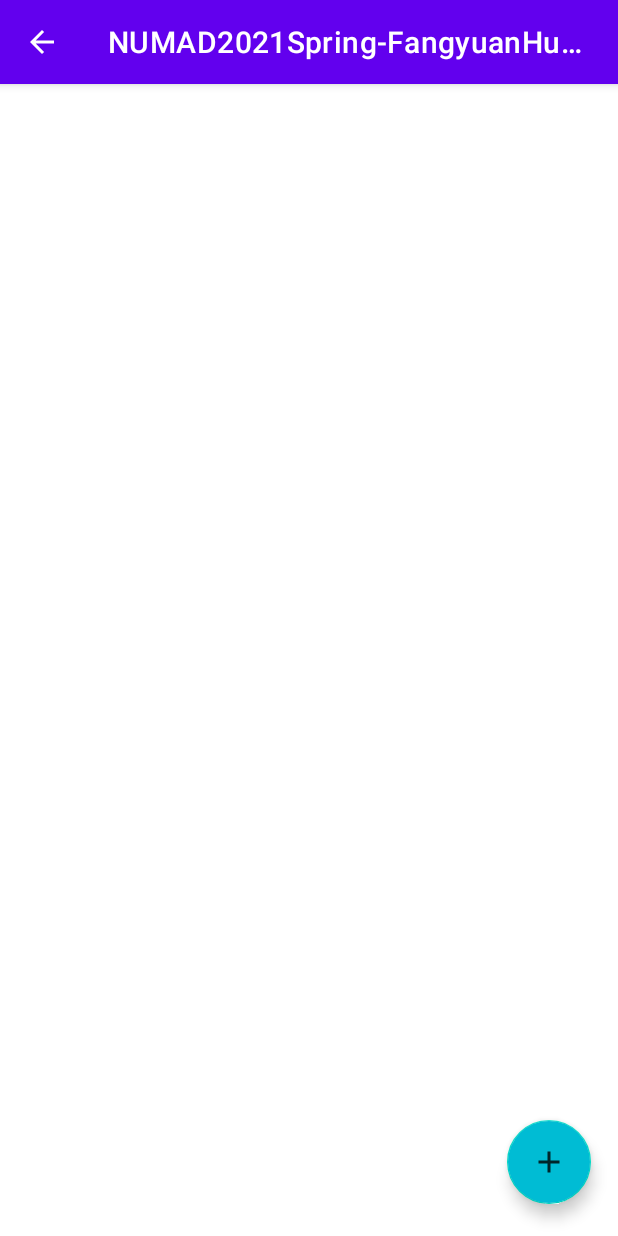
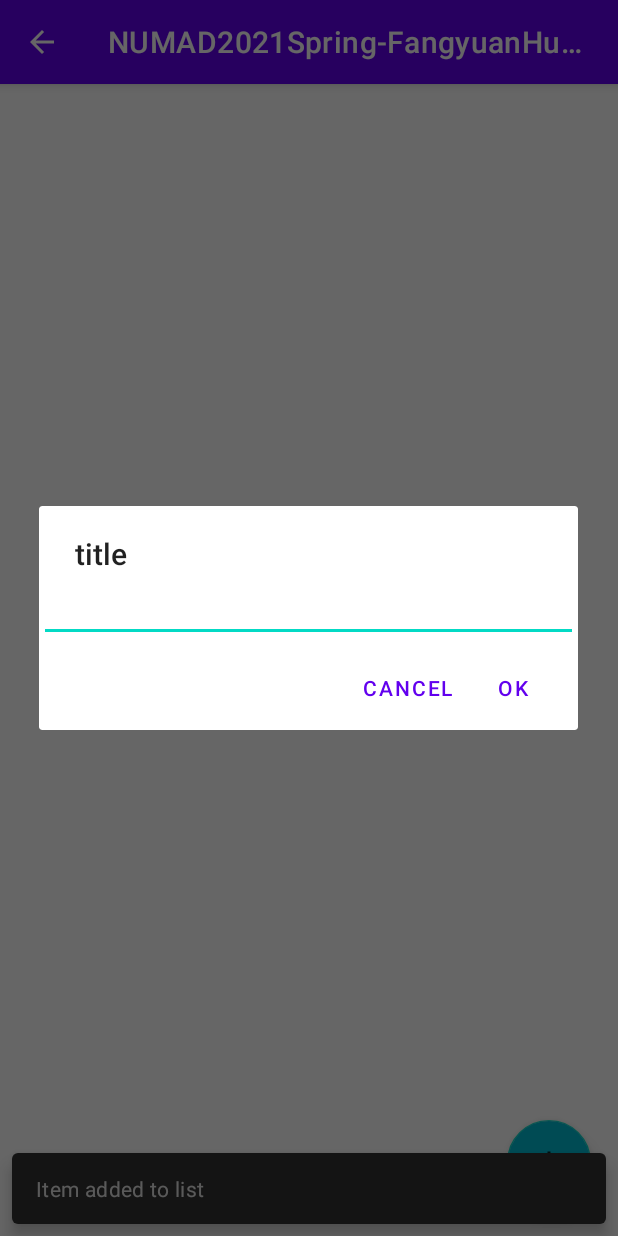
Before and after one commit to tobyatgithub/cs5520MobileAppDesign, an Android app: the LinkCollector screen opened directly, with no data from a screen before it, after a tap on an icon or button, on a phone screen of 412 x 824 dp. Run offline under Robolectric (Android 15) with nearby library versions, the light colour scheme and no system bars.

Commit message:
save point. need to replace ListView by RecycleView.

```diff
--- a/NUMAD2021Spring-FangyuanHuang/app/src/main/java/edu/neu/madcourse/numad2021spring_fangyuanhuang/LinkCollector.java
+++ b/NUMAD2021Spring-FangyuanHuang/app/src/main/java/edu/neu/madcourse/numad2021spring_fangyuanhuang/LinkCollector.java
@@ -1,17 +1,43 @@
 package edu.neu.madcourse.numad2021spring_fangyuanhuang;
 
+import android.app.AlertDialog;
+import android.content.DialogInterface;
 import android.os.Bundle;
 import android.os.PersistableBundle;
+import android.text.InputType;
 import android.view.View;
+import android.widget.ArrayAdapter;
+import android.widget.EditText;
+import android.widget.ListView;
 import android.widget.Toast;
 
 import androidx.annotation.Nullable;
 import androidx.appcompat.app.AppCompatActivity;
 
 import com.google.android.material.floatingactionbutton.FloatingActionButton;
+import com.google.android.material.snackbar.Snackbar;
+
+import java.text.SimpleDateFormat;
+import java.util.ArrayList;
+import java.util.Date;
+import java.util.Locale;
 
 public class LinkCollector extends AppCompatActivity {
+    ArrayList<String> listItems = new ArrayList<String>();
+    ArrayAdapter<String> adapter;
+    private ListView myListView;
     private FloatingActionButton fab;
+    private String m_Text = "";
+
+    @Override
+    protected void onStart() {
+        super.onStart();
+        myListView = findViewById(R.id.listView);
+        adapter = new ArrayAdapter<String>(this,
+                android.R.layout.simple_list_item_1,
+                listItems);
+        myListView.setAdapter(adapter);
+    }
 
     @Override
     protected void onCreate(Bundle savedInstanceState) {
@@ -22,9 +48,38 @@ public class LinkCollector extends AppCompatActivity {
         fab = findViewById(R.id.fab);
         fab.setOnClickListener(new View.OnClickListener() {
             @Override
-            public void onClick(View v) {
-                Toast.makeText(LinkCollector.this, "Fab clicked", Toast.LENGTH_SHORT).show();
+            public void onClick(View view) {
+                addListItem();
+                Snackbar.make(view, "Item added to list",
+                        Snackbar.LENGTH_LONG).setAction("Action", null).show();
             }
         });
     }
+
+    private void addListItem() {
+        AlertDialog.Builder builder = new AlertDialog.Builder(this);
+        builder.setTitle("title");
+
+        final EditText input = new EditText(this);
+        input.setInputType(InputType.TYPE_TEXT_VARIATION_URI);
+        input.setLinksClickable(true);
+        builder.setView(input);
+
+        builder.setPositiveButton("OK", new DialogInterface.OnClickListener() {
+            @Override
+            public void onClick(DialogInterface dialog, int which) {
+                m_Text = input.getText().toString();
+                listItems.add(m_Text);
+                adapter.notifyDataSetChanged();
+            }
+        });
+        builder.setNegativeButton("Cancel", new DialogInterface.OnClickListener() {
+            @Override
+            public void onClick(DialogInterface dialog, int which) {
+                dialog.cancel();
+            }
+        });
+        builder.show();
+
+    }
 }
--- a/NUMAD2021Spring-FangyuanHuang/app/src/main/res/layout/activity_linkcollect.xml
+++ b/NUMAD2021Spring-FangyuanHuang/app/src/main/res/layout/activity_linkcollect.xml
@@ -3,6 +3,11 @@
     android:layout_width="match_parent"
     android:layout_height="match_parent"
     xmlns:app="http://schemas.android.com/apk/res-auto">
+
+    <ListView
+        android:layout_width="match_parent"
+        android:layout_height="match_parent"
+        android:id="@+id/listView"/>
 
     <com.google.android.material.floatingactionbutton.FloatingActionButton
         android:layout_width="wrap_content"
```
